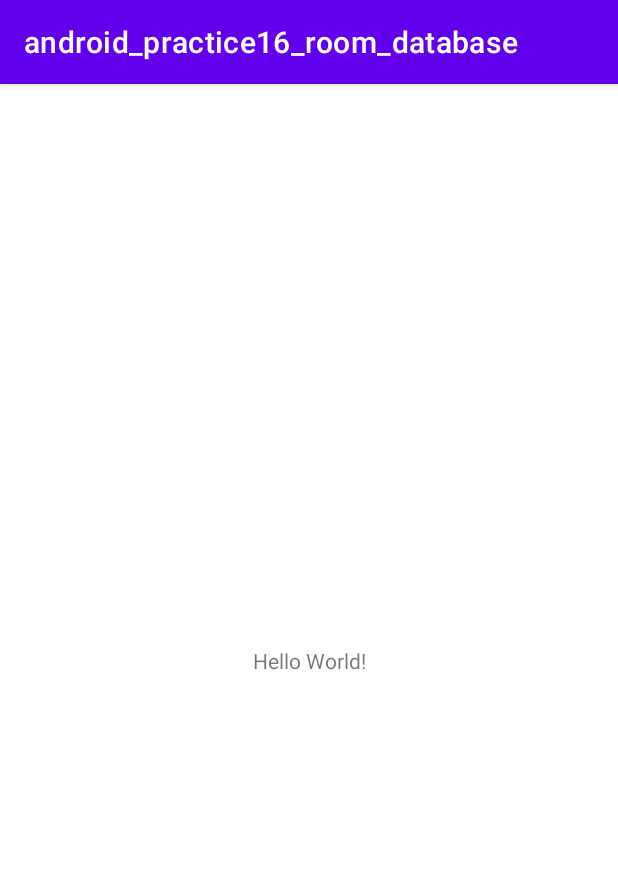
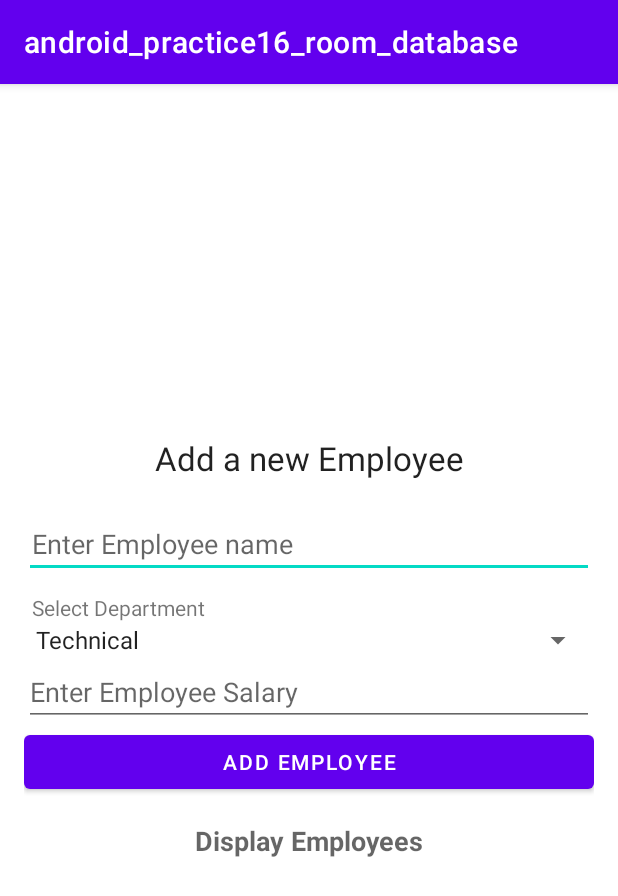
Before and after one commit to sumitdesai1997/android_practice16_room_database, an Android app: the screen it shows after launch (MainActivity), on a phone screen of 412 x 824 dp. Shown: the top 896 px of the screen. Run offline under Robolectric (Android 15) with nearby library versions, the phone set to English and light mode, and no system bars; our stand-ins replace Room's generated code.

Commit message:
using room database

```diff
--- a/app/src/main/AndroidManifest.xml
+++ b/app/src/main/AndroidManifest.xml
@@ -9,6 +9,7 @@
         android:roundIcon="@mipmap/ic_launcher_round"
         android:supportsRtl="true"
         android:theme="@style/Theme.Android_practice16_room_database">
+        <activity android:name=".EmployeeActivity"></activity>
         <activity android:name=".MainActivity">
             <intent-filter>
                 <action android:name="android.intent.action.MAIN" />
--- a/app/src/main/java/com/example/android_practice16_room_database/MainActivity.java
+++ b/app/src/main/java/com/example/android_practice16_room_database/MainActivity.java
@@ -1,14 +1,123 @@
 package com.example.android_practice16_room_database;
+
 
 import androidx.appcompat.app.AppCompatActivity;
 
+import android.content.Intent;
+import android.database.sqlite.SQLiteDatabase;
 import android.os.Bundle;
+import android.util.Log;
+import android.view.View;
+import android.widget.EditText;
+import android.widget.Spinner;
+import android.widget.Toast;
 
-public class MainActivity extends AppCompatActivity {
+import java.text.SimpleDateFormat;
+import java.util.Calendar;
+
+import androidx.appcompat.app.AppCompatActivity;
+
+import android.content.Intent;
+import android.database.sqlite.SQLiteDatabase;
+import android.os.Bundle;
+import android.util.Log;
+import android.view.View;
+import android.widget.EditText;
+import android.widget.Spinner;
+import android.widget.Toast;
+
+import com.example.android_practice16_room_database.room.Employee;
+import com.example.android_practice16_room_database.room.EmployeeRoomDb;
+
+import java.text.SimpleDateFormat;
+import java.util.Calendar;
+
+public class MainActivity extends AppCompatActivity implements View.OnClickListener{
+
+    EditText etName, etSalary;
+    Spinner spinnerDept;
+
+    public static final String DATABASE_NAME = "employee_database";
+
+    private EmployeeRoomDb employeeRoomDb;
 
     @Override
     protected void onCreate(Bundle savedInstanceState) {
         super.onCreate(savedInstanceState);
         setContentView(R.layout.activity_main);
+
+        etName = findViewById(R.id.et_name);
+        etSalary = findViewById(R.id.et_salary);
+        spinnerDept = findViewById(R.id.spinner_dept);
+
+        findViewById(R.id.btn_add_employee).setOnClickListener(this);
+        findViewById(R.id.tv_display_employees).setOnClickListener(this);
+
+        employeeRoomDb = EmployeeRoomDb.getInstance(this);
+    }
+
+    /*private void createTable() {
+        String sql = "CREATE TABLE IF NOT EXISTS employee (" +
+                "id INTEGER NOT NULL CONSTRAINT employee_pk PRIMARY KEY AUTOINCREMENT, " +
+                "name VARCHAR(20) NOT NULL, " +
+                "department VARCHAR(20) NOT NULL, " +
+                "joining_date DATETIME NOT NULL, " +
+                "salary DOUBLE NOT NULL);";
+        sqLiteDatabase.execSQL(sql);
+    }*/
+
+    @Override
+    public void onClick(View v) {
+        switch (v.getId()) {
+            case R.id.btn_add_employee:
+                addEmployee();
+                break;
+            case R.id.tv_display_employees:
+                // navigate to Employees activity
+                startActivity(new Intent(this, EmployeeActivity.class));
+                break;
+        }
+    }
+
+    private void addEmployee() {
+        String name = etName.getText().toString().trim();
+        String salary = etSalary.getText().toString().trim();
+        String department = spinnerDept.getSelectedItem().toString();
+
+        // getting the current date
+        Calendar calendar = Calendar.getInstance();
+        SimpleDateFormat sdf = new SimpleDateFormat("yyyy-mm-dd hh:mm:ss");
+        String joiningDate = sdf.format(calendar.getTime());
+
+        if (name.isEmpty()) {
+            etName.setError("name field cannot be empty");
+            etName.requestFocus();
+            return;
+        }
+
+        if (salary.isEmpty()) {
+            etName.setError("salary field cannot be empty");
+            etName.requestFocus();
+            return;
+        }
+
+        Employee employee = new Employee(name, department, joiningDate, Double.parseDouble(salary));
+        employeeRoomDb.employeeDao().insertEmployee(employee);
+
+        clearFields();
+    }
+
+    @Override
+    protected void onRestart() {
+        super.onRestart();
+        clearFields();
+    }
+
+    private void clearFields() {
+        etName.setText("");
+        etSalary.setText("");
+        spinnerDept.setSelection(0);
+        etName.clearFocus();
+        etSalary.clearFocus();
     }
 }
--- /dev/null
+++ b/app/src/main/java/com/example/android_practice16_room_database/room/EmployeeDao.java
@@ -0,0 +1,28 @@
+package com.example.android_practice16_room_database.room;
+
+import androidx.room.Dao;
+import androidx.room.Insert;
+import androidx.room.Query;
+
+import java.util.List;
+
+
+@Dao
+public interface EmployeeDao {
+
+    @Insert
+    void insertEmployee(Employee employee);
+
+    @Query("DELETE FROM employee")
+    void deleteAllEmployees();
+
+    @Query("DELETE FROM employee WHERE id = :id" )
+    int deleteEmployee(int id);
+
+    @Query("UPDATE employee SET name = :name, department = :department, salary = :salary WHERE id = :id")
+    int updateEmployee(int id, String name, String department, double salary);
+
+    @Query("SELECT * FROM employee ORDER BY name")
+    List<Employee> getAllEmployees();
+
+}
--- /dev/null
+++ b/app/src/main/java/com/example/android_practice16_room_database/room/EmployeeRoomDb.java
@@ -0,0 +1,25 @@
+package com.example.android_practice16_room_database.room;
+
+import android.content.Context;
+
+import androidx.room.Database;
+import androidx.room.Room;
+import androidx.room.RoomDatabase;
+
+@Database(entities = {Employee.class}, version = 1, exportSchema = false)
+public abstract class EmployeeRoomDb extends RoomDatabase {
+
+    private static final String DB_NAME = "employee_room_db";
+
+    public abstract EmployeeDao employeeDao();
+
+    private static volatile EmployeeRoomDb INSTANCE;
+
+    public static EmployeeRoomDb getInstance(Context context) {
+        if (INSTANCE == null)
+            INSTANCE = Room.databaseBuilder(context.getApplicationContext(), EmployeeRoomDb.class, DB_NAME)
+                    .allowMainThreadQueries()
+                    .build();
+        return INSTANCE;
+    }
+}
--- a/app/src/main/res/layout/activity_main.xml
+++ b/app/src/main/res/layout/activity_main.xml
@@ -1,18 +1,71 @@
 <?xml version="1.0" encoding="utf-8"?>
-<androidx.constraintlayout.widget.ConstraintLayout xmlns:android="http://schemas.android.com/apk/res/android"
+<RelativeLayout xmlns:android="http://schemas.android.com/apk/res/android"
     xmlns:app="http://schemas.android.com/apk/res-auto"
     xmlns:tools="http://schemas.android.com/tools"
     android:layout_width="match_parent"
     android:layout_height="match_parent"
     tools:context=".MainActivity">
 
-    <TextView
-        android:layout_width="wrap_content"
+    <LinearLayout
+        android:layout_width="match_parent"
         android:layout_height="wrap_content"
-        android:text="Hello World!"
-        app:layout_constraintBottom_toBottomOf="parent"
-        app:layout_constraintLeft_toLeftOf="parent"
-        app:layout_constraintRight_toRightOf="parent"
-        app:layout_constraintTop_toTopOf="parent" />
+        android:layout_centerVertical="true"
+        android:orientation="vertical"
+        android:padding="16dp">
 
-</androidx.constraintlayout.widget.ConstraintLayout>
+        <TextView
+            android:layout_width="match_parent"
+            android:layout_height="wrap_content"
+            android:text="@string/add_a_new_employee"
+            android:textAlignment="center"
+            android:textAppearance="@style/TextAppearance.AppCompat.Large"/>
+
+        <EditText
+            android:id="@+id/et_name"
+            android:layout_width="match_parent"
+            android:layout_height="wrap_content"
+            android:layout_marginTop="20dp"
+            android:paddingHorizontal="5dp"
+            android:hint="Enter Employee name"/>
+
+        <TextView
+            android:layout_width="match_parent"
+            android:layout_height="wrap_content"
+            android:layout_marginTop="10dp"
+            android:paddingHorizontal="5dp"
+            android:text="Select Department" />
+
+        <Spinner
+            android:id="@+id/spinner_dept"
+            android:layout_width="match_parent"
+            android:layout_height="wrap_content"
+            android:entries="@array/departments"/>
+
+        <EditText
+            android:layout_width="match_parent"
+            android:layout_height="wrap_content"
+            android:id="@+id/et_salary"
+            android:inputType="number"
+            android:digits="0123456789"
+            android:hint="Enter Employee Salary" />
+
+        <Button
+            android:layout_width="match_parent"
+            android:layout_height="wrap_content"
+            android:id="@+id/btn_add_employee"
+            android:text="Add employee" />
+
+        <TextView
+            android:layout_width="match_parent"
+            android:layout_height="wrap_content"
+            android:padding="16dp"
+            android:id="@+id/tv_display_employees"
+            android:text="Display Employees"
+            android:textAlignment="center"
+            android:textAppearance="@style/TextAppearance.AppCompat.Medium"
+            android:textStyle="bold" />
+    </LinearLayout>
+
+
+
+</RelativeLayout>
--- a/app/src/main/res/values/strings.xml
+++ b/app/src/main/res/values/strings.xml
@@ -1,3 +1,12 @@
 <resources>
     <string name="app_name">android_practice16_room_database</string>
+    <string name="add_a_new_employee">Add a new Employee</string>
+
+    <string-array name="departments">
+        <item>Technical</item>
+        <item>Support</item>
+        <item>Research and Development</item>
+        <item>Marketing</item>
+        <item>Human Resource</item>
+    </string-array>
 </resources>
```
Also changed, not shown: app/build.gradle (+10 -0 lines), app/src/main/java/com/example/android_practice16_room_database/EmployeeActivity.java (added, +40 -0 lines), app/src/main/java/com/example/android_practice16_room_database/EmployeeAdapter.java (added, +158 -0 lines), app/src/main/java/com/example/android_practice16_room_database/room/Employee.java (added, +84 -0 lines), app/src/main/res/layout/activity_employee.xml (added, +14 -0 lines), app/src/main/res/layout/dialog_update_employee.xml (added, +49 -0 lines), app/src/main/res/layout/list_layout_employee.xml (added, +68 -0 lines), build.gradle (+7 -0 lines).
